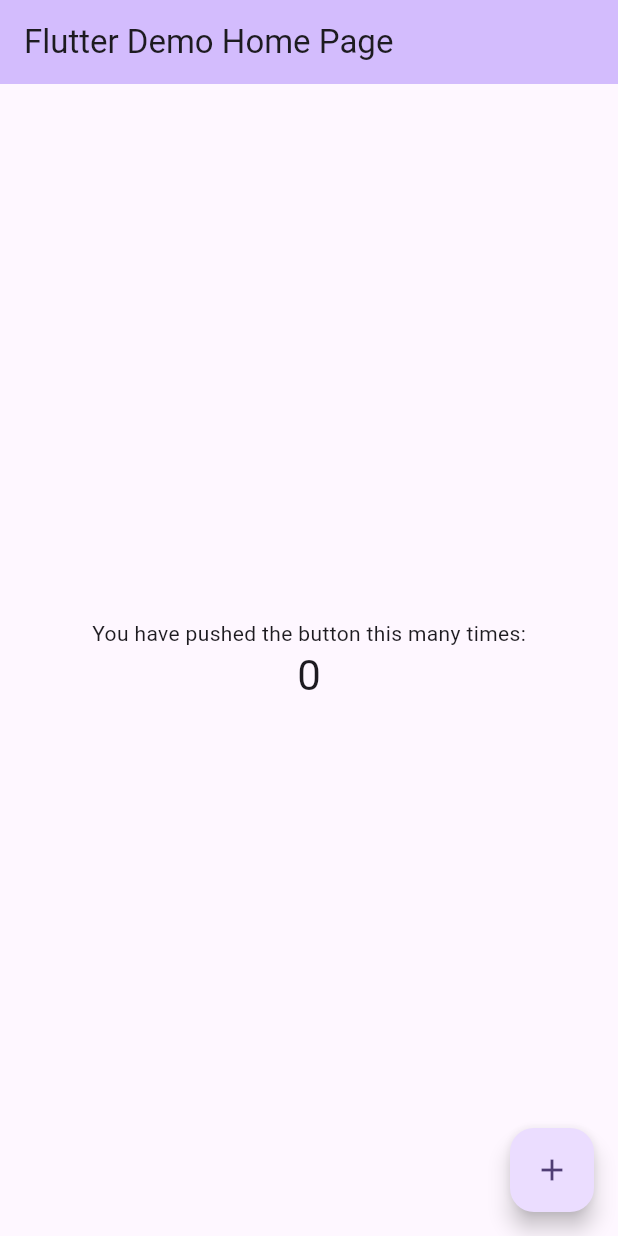
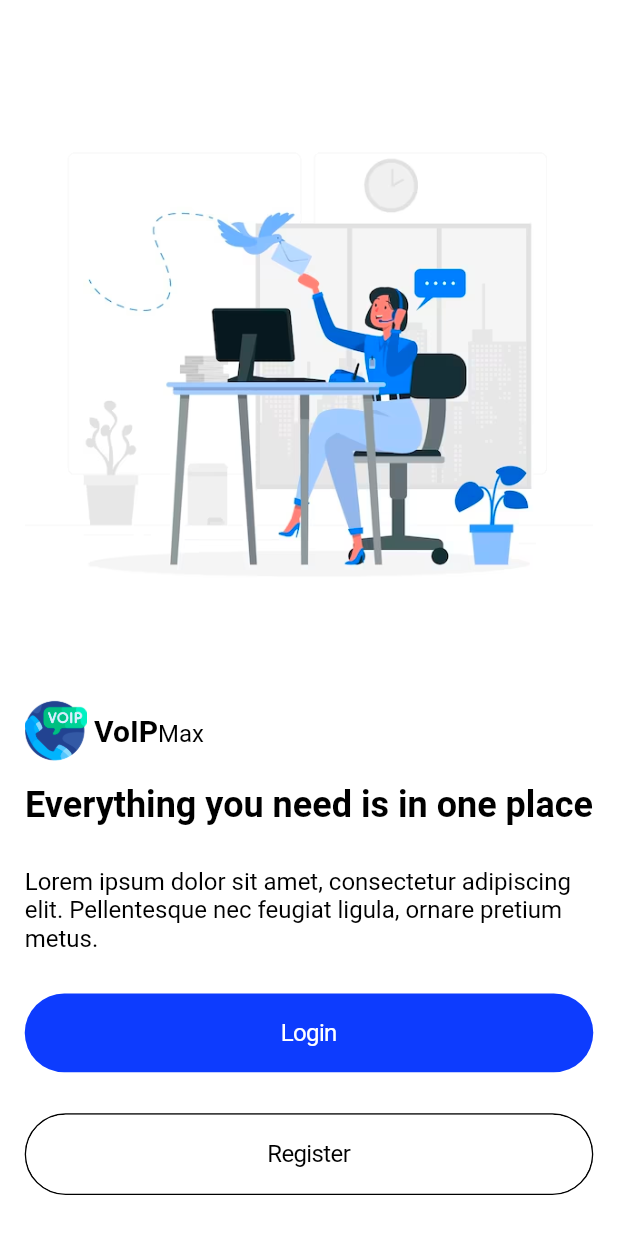
Before and after one commit to Armancoders/mytell_flutter_App, a Flutter app: the screen it shows after launch, on a phone screen of 412 x 824 dp. Run offline on Flutter 3.47's test engine with Material 2 defaults, Android fonts, the phone set to English and light mode, and no system bars; our stand-ins replace flutter_spinkit, get, google_fonts.

Commit message:
[add] onBoarding screen and base requirements

```diff
--- a/lib/main.dart
+++ b/lib/main.dart
@@ -1,4 +1,7 @@
 import 'package:flutter/material.dart';
+import 'package:get/route_manager.dart';
+import 'package:voipmax/src/routes/pages.dart';
+import 'package:voipmax/src/routes/routes.dart';
 
 void main() {
   runApp(const MyApp());
@@ -6,120 +9,12 @@ void main() {
 
 class MyApp extends StatelessWidget {
   const MyApp({super.key});
-
-  // This widget is the root of your application.
-  @override
   Widget build(BuildContext context) {
-    return MaterialApp(
-      title: 'Flutter Demo',
-      theme: ThemeData(
-        // This is the theme of your application.
-        //
-        // TRY THIS: Try running your application with "flutter run". You'll see
-        // the application has a blue toolbar. Then, without quitting the app,
-        // try changing the seedColor in the colorScheme below to Colors.green
-        // and then invoke "hot reload" (save your changes or press the "hot
-        // reload" button in a Flutter-supported IDE, or press "r" if you used
-        // the command line to start the app).
-        //
-        // Notice that the counter didn't reset back to zero; the application
-        // state is not lost during the reload. To reset the state, use hot
-        // restart instead.
-        //
-        // This works for code too, not just values: Most code changes can be
-        // tested with just a hot reload.
-        colorScheme: ColorScheme.fromSeed(seedColor: Colors.deepPurple),
-        useMaterial3: true,
-      ),
-      home: const MyHomePage(title: 'Flutter Demo Home Page'),
+    return GetMaterialApp(
+      title: "VoipMax",
+      debugShowCheckedModeBanner: false,
+      initialRoute: Routes.ON_BOARDING,
+      getPages: AppPages.pages,
     );
   }
 }
-
-class MyHomePage extends StatefulWidget {
-  const MyHomePage({super.key, required this.title});
-
-  // This widget is the home page of your application. It is stateful, meaning
-  // that it has a State object (defined below) that contains fields that affect
-  // how it looks.
-
-  // This class is the configuration for the state. It holds the values (in this
-  // case the title) provided by the parent (in this case the App widget) and
-  // used by the build method of the State. Fields in a Widget subclass are
-  // always marked "final".
-
-  final String title;
-
-  @override
-  State<MyHomePage> createState() => _MyHomePageState();
-}
-
-class _MyHomePageState extends State<MyHomePage> {
-  int _counter = 0;
-
-  void _incrementCounter() {
-    setState(() {
-      // This call to setState tells the Flutter framework that something has
-      // changed in this State, which causes it to rerun the build method below
-      // so that the display can reflect the updated values. If we changed
-      // _counter without calling setState(), then the build method would not be
-      // called again, and so nothing would appear to happen.
-      _counter++;
-    });
-  }
-
-  @override
-  Widget build(BuildContext context) {
-    // This method is rerun every time setState is called, for instance as done
-    // by the _incrementCounter method above.
-    //
-    // The Flutter framework has been optimized to make rerunning build methods
-    // fast, so that you can just rebuild anything that needs updating rather
-    // than having to individually change instances of widgets.
-    return Scaffold(
-      appBar: AppBar(
-        // TRY THIS: Try changing the color here to a specific color (to
-        // Colors.amber, perhaps?) and trigger a hot reload to see the AppBar
-        // change color while the other colors stay the same.
-        backgroundColor: Theme.of(context).colorScheme.inversePrimary,
-        // Here we take the value from the MyHomePage object that was created by
-        // the App.build method, and use it to set our appbar title.
-        title: Text(widget.title),
-      ),
-      body: Center(
-        // Center is a layout widget. It takes a single child and positions it
-        // in the middle of the parent.
-        child: Column(
-          // Column is also a layout widget. It takes a list of children and
-          // arranges them vertically. By default, it sizes itself to fit its
-          // children horizontally, and tries to be as tall as its parent.
-          //
-          // Column has various properties to control how it sizes itself and
-          // how it positions its children. Here we use mainAxisAlignment to
-          // center the children vertically; the main axis here is the vertical
-          // axis because Columns are vertical (the cross axis would be
-          // horizontal).
-          //
-          // TRY THIS: Invoke "debug painting" (choose the "Toggle Debug Paint"
-          // action in the IDE, or press "p" in the console), to see the
-          // wireframe for each widget.
-          mainAxisAlignment: MainAxisAlignment.center,
-          children: <Widget>[
-            const Text(
-              'You have pushed the button this many times:',
-            ),
-            Text(
-              '$_counter',
-              style: Theme.of(context).textTheme.headlineMedium,
-            ),
-          ],
-        ),
-      ),
-      floatingActionButton: FloatingActionButton(
-        onPressed: _incrementCounter,
-        tooltip: 'Increment',
-        child: const Icon(Icons.add),
-      ), // This trailing comma makes auto-formatting nicer for build methods.
-    );
-  }
-}
--- /dev/null
+++ b/lib/src/component/button.dart
@@ -0,0 +1,63 @@
+import 'package:flutter/cupertino.dart';
+import 'package:flutter/material.dart';
+import 'package:get/get.dart';
+
+import '../core/theme/color_theme.dart';
+import '../core/utils/utils.dart';
+
+class Button extends StatelessWidget {
+  final Widget btnChild;
+  final void Function()? btnOnPressed;
+  final Color? btnBackGroundColor;
+  final Border? btnBorder;
+  final double? btnWidth;
+  final bool? disable;
+  final bool? isLoad;
+  final LinearGradient? gradient;
+  final EdgeInsets padding;
+
+  const Button(
+      {required this.btnChild,
+      required this.btnOnPressed,
+      this.btnBackGroundColor,
+      this.btnBorder,
+      this.btnWidth,
+      this.gradient,
+      this.disable,
+      this.isLoad,
+      this.padding = const EdgeInsets.symmetric(vertical: 16, horizontal: 32)});
+
+  @override
+  Widget build(BuildContext context) {
+    return Container(
+      width: btnWidth,
+      decoration: BoxDecoration(
+        border: btnBorder,
+        borderRadius: BorderRadius.all(
+          Radius.circular(Get.width * 0.08),
+        ),
+        gradient: gradient,
+      ),
+      child: CupertinoButton(
+          padding: padding,
+          color:(disable==true)?muteColor:btnBackGroundColor ?? Colors.transparent,
+          borderRadius: BorderRadius.all(
+            Radius.circular(Get.width * 0.08),
+          ),
+          onPressed:(disable==true)?(){}:(isLoad==true)?(){}:btnOnPressed,
+          child: ConstrainedBox(
+            constraints: BoxConstraints(
+              minHeight: Get.width * .05,
+              minWidth: Get.width * .35,
+            ),
+            child: Row(
+              mainAxisSize: MainAxisSize.min,
+              mainAxisAlignment: MainAxisAlignment.center,
+              children: [
+                (isLoad==true)?spinKitButton:btnChild
+              ],
+            ),
+          ) ),
+    );
+  }
+}
--- /dev/null
+++ b/lib/src/core/theme/color_theme.dart
@@ -0,0 +1,9 @@
+
+import 'package:flutter/material.dart';
+
+const backGroundColor = Color(0xffFFFFFF);
+const primaryColor = Color(0xff0D3CFE);
+
+const textColor = Color(0xff000000);
+
+const muteColor = Color(0xff999999);
--- /dev/null
+++ b/lib/src/core/theme/dimensions.dart
@@ -0,0 +1,5 @@
+
+import 'package:flutter/cupertino.dart';
+
+Widget spY(double x)=> SizedBox(height: x);
+Widget spX(double x)=> SizedBox(width: x);
--- /dev/null
+++ b/lib/src/modules/OnBoarding/on_boarding.dart
@@ -0,0 +1,55 @@
+import 'package:flutter/material.dart';
+import 'package:get/route_manager.dart';
+import 'package:voipmax/src/component/button.dart';
+import 'package:voipmax/src/core/theme/color_theme.dart';
+import 'package:voipmax/src/core/theme/text_theme.dart';
+import 'package:voipmax/src/modules/OnBoarding/widgets.dart';
+
+class OnBoarding extends StatelessWidget {
+  const OnBoarding({super.key});
+
+  @override
+  Widget build(BuildContext context) {
+    return Scaffold(
+        body: SafeArea(
+      top: false,
+      child: Container(
+          padding: EdgeInsets.only(
+            top: Get.height * .04,
+            left: Get.width * .04,
+            right: Get.width * .04,
+          ),
+          height: Get.height,
+          width: Get.width,
+          color: backGroundColor,
+          child: Column(
+            mainAxisAlignment: MainAxisAlignment.spaceEvenly,
+            children: [
+              voipMaxBanner(),
+              voipMaxTitle(),
+              // spY(15),
+              voipMaxPrivacyPolicy(),
+              // spY(15),
+              Button(
+                  btnWidth: Get.width,
+                  btnBackGroundColor: primaryColor,
+                  btnChild: Text(
+                    "Login",
+                    style: textMedium.copyWith(color: Colors.white),
+                  ),
+                  btnOnPressed: () {}),
+              // spY(15),
+              Button(
+                  btnWidth: Get.width,
+                  btnBorder: Border.all(color: textColor),
+                  btnBackGroundColor: backGroundColor,
+                  btnChild: Text(
+                    "Register",
+                    style: textMedium,
+                  ),
+                  btnOnPressed: () {}),
+            ],
+          )),
+    ));
+  }
+}
--- /dev/null
+++ b/lib/src/modules/OnBoarding/widgets.dart
@@ -0,0 +1,52 @@
+import 'package:flutter/material.dart';
+import 'package:get/route_manager.dart';
+import 'package:voipmax/src/core/theme/dimensions.dart';
+import 'package:voipmax/src/core/theme/text_theme.dart';
+
+Widget voipMaxBanner() {
+  return Image.asset("assets/onB_voipMax.png");
+}
+
+Widget voipMaxTitle() {
+  return Column(
+    children: [
+      Row(
+        textDirection: TextDirection.ltr,
+        children: [
+          SizedBox(
+              height: Get.height * .05,
+              child: Hero(
+                tag: "onB_logo",
+                child: Image.asset(
+                  "assets/onB_logo.png",
+                  fit: BoxFit.contain,
+                ),
+              )),
+          spX(5),
+          Text.rich(
+            TextSpan(
+              text: "VoIP",
+              style: textLarge.copyWith(fontWeight: FontWeight.bold),
+              children: [
+                TextSpan(text: "Max", style: textMedium),
+              ],
+            ),
+          )
+        ],
+      ),
+      spY(15),
+      Text(
+        "Everything you need is in one place",
+        style: textXLarge.copyWith(fontWeight: FontWeight.bold),
+        maxLines: 2,
+      )
+    ],
+  );
+}
+
+Widget voipMaxPrivacyPolicy() {
+  return Text(
+    "Lorem ipsum dolor sit amet, consectetur adipiscing elit. Pellentesque nec feugiat ligula, ornare pretium metus.",
+    style: textMedium,
+  );
+}
--- /dev/null
+++ b/lib/src/routes/pages.dart
@@ -0,0 +1,10 @@
+
+import 'package:get/route_manager.dart';
+import 'package:voipmax/src/modules/OnBoarding/on_boarding.dart';
+import 'package:voipmax/src/routes/routes.dart';
+
+class AppPages {
+  static final pages = [
+    GetPage(name: Routes.ON_BOARDING, page: ()=> const OnBoarding()),
+  ];
+}
--- /dev/null
+++ b/lib/src/routes/routes.dart
@@ -0,0 +1,4 @@
+
+class Routes{
+  static const ON_BOARDING = "/on_boarding";
+}
```
Also changed, not shown: lib/src/core/theme/text_theme.dart (added, +61 -0 lines), lib/src/core/utils/utils.dart (added, +29 -0 lines), pubspec.yaml (+5 -2 lines), assets/onB_logo.png (added), assets/onB_voipMax.png (added), pubspec.lock, 8 other files.
